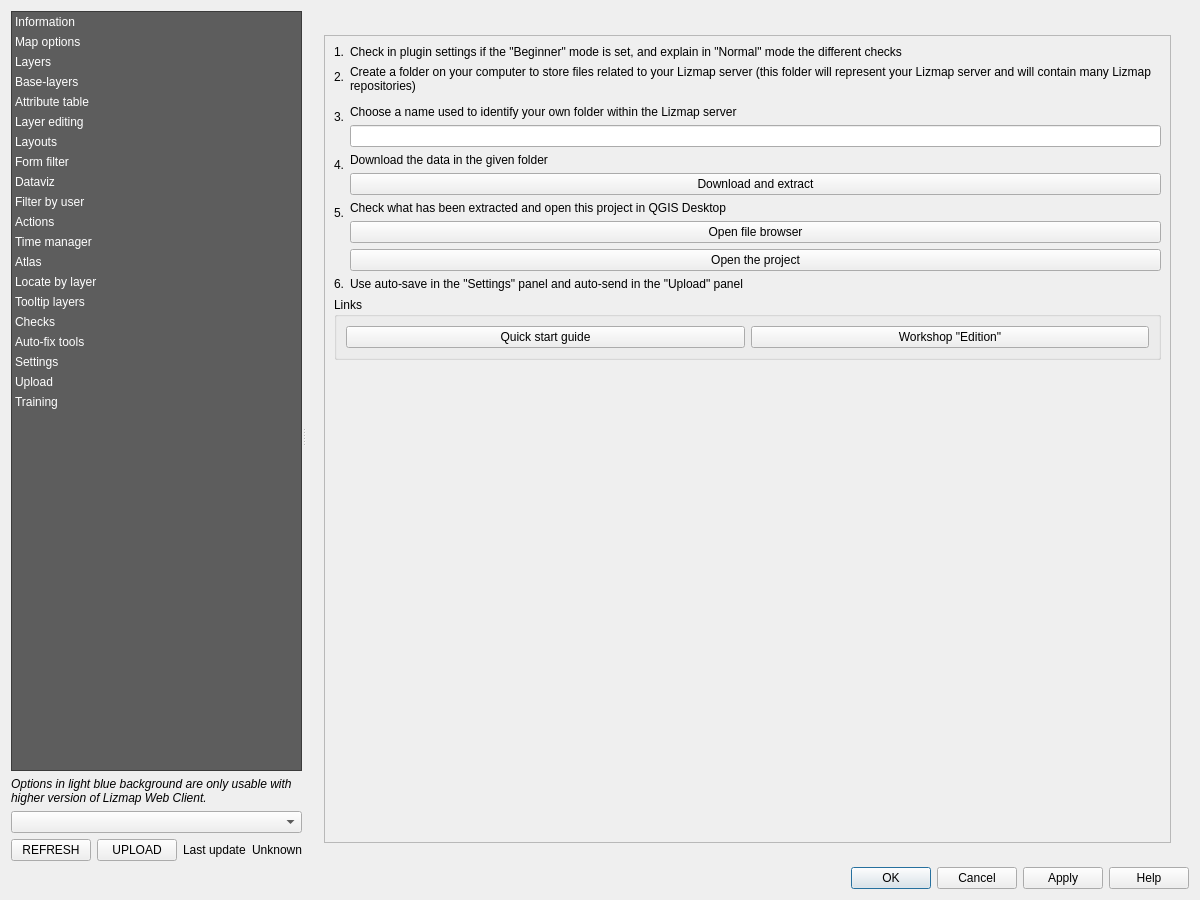
This is lizmap/resources/ui/ui_lizmap.ui in 3liz/lizmap-plugin as Qt 5 draws it before an edit. The edited form follows.
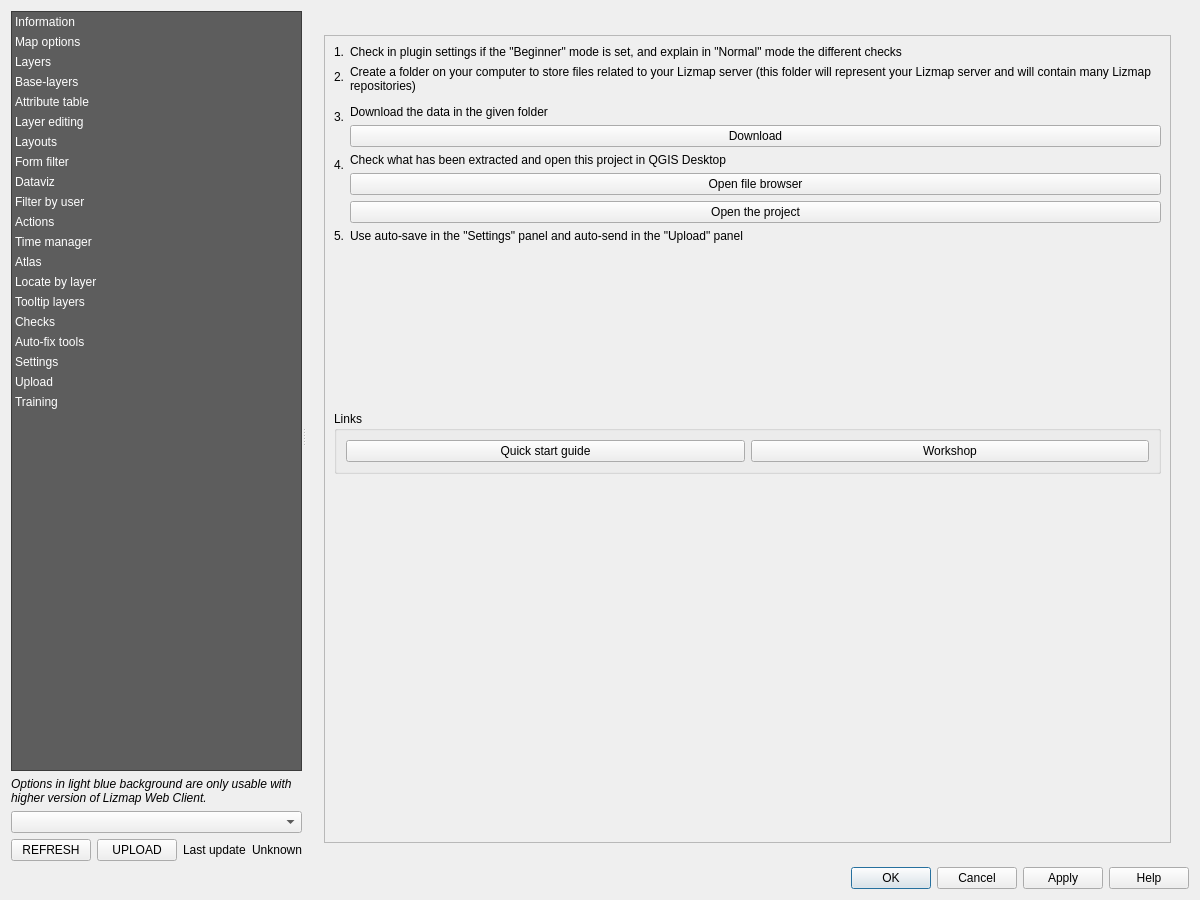
This is the edited form. The open tabs and pages were chosen to show the change. Custom widgets are drawn as their Qt base class.

The edit to the form file:
```diff
--- a/lizmap/resources/ui/ui_lizmap.ui
+++ b/lizmap/resources/ui/ui_lizmap.ui
@@ -5126,6 +5126,25 @@
               </property>
               <layout class="QVBoxLayout" name="verticalLayout_83">
                <item>
+                <widget class="QStackedWidget" name="workshop_type">
+                 <property name="currentIndex">
+                  <number>1</number>
+                 </property>
+                 <widget class="QWidget" name="training_panel">
+                  <layout class="QVBoxLayout" name="verticalLayout_88">
+                   <property name="leftMargin">
+                    <number>0</number>
+                   </property>
+                   <property name="topMargin">
+                    <number>0</number>
+                   </property>
+                   <property name="rightMargin">
+                    <number>0</number>
+                   </property>
+                   <property name="bottomMargin">
+                    <number>0</number>
+                   </property>
+                   <item>
                 <layout class="QFormLayout" name="formLayout_2">
                  <item row="0" column="1">
                   <widget class="QLabel" name="label_52">
@@ -5259,6 +5278,139 @@
                  </item>
                 </layout>
                </item>
+                  </layout>
+                 </widget>
+                 <widget class="QWidget" name="quick_workshop_panel">
+                  <layout class="QVBoxLayout" name="verticalLayout_90">
+                   <property name="leftMargin">
+                    <number>0</number>
+                   </property>
+                   <property name="topMargin">
+                    <number>0</number>
+                   </property>
+                   <property name="rightMargin">
+                    <number>0</number>
+                   </property>
+                   <property name="bottomMargin">
+                    <number>0</number>
+                   </property>
+                   <item>
+                    <layout class="QFormLayout" name="formLayout_8">
+                     <item row="0" column="0">
+                      <widget class="QLabel" name="label_85">
+                       <property name="text">
+                        <string notr="true">1.</string>
+                       </property>
+                      </widget>
+                     </item>
+                     <item row="0" column="1">
+                      <widget class="QLabel" name="label_53">
+                       <property name="text">
+                        <string>Check in plugin settings if the &quot;Beginner&quot; mode is set, and explain in &quot;Normal&quot; mode the different checks</string>
+                       </property>
+                      </widget>
+                     </item>
+                     <item row="1" column="0">
+                      <widget class="QLabel" name="label_88">
+                       <property name="text">
+                        <string notr="true">2.</string>
+                       </property>
+                      </widget>
+                     </item>
+                     <item row="1" column="1">
+                      <layout class="QVBoxLayout" name="verticalLayout_89">
+                       <item>
+                        <widget class="QLabel" name="label_89">
+                         <property name="text">
+                          <string>Create a folder on your computer to store files related to your Lizmap server (this folder will represent your Lizmap server and will contain many Lizmap repositories)</string>
+                         </property>
+                         <property name="wordWrap">
+                          <bool>true</bool>
+                         </property>
+                        </widget>
+                       </item>
+                       <item>
+                        <widget class="QgsFileWidget" name="path_training_folder_qgs"/>
+                       </item>
+                      </layout>
+                     </item>
+                     <item row="2" column="0">
+                      <widget class="QLabel" name="label_93">
+                       <property name="text">
+                        <string notr="true">3.</string>
+                       </property>
+                      </widget>
+                     </item>
+                     <item row="2" column="1">
+                      <layout class="QVBoxLayout" name="verticalLayout_91">
+                       <item>
+                        <widget class="QLabel" name="label_94">
+                         <property name="text">
+                          <string>Download the data in the given folder</string>
+                         </property>
+                        </widget>
+                       </item>
+                       <item>
+                        <widget class="QPushButton" name="download_training_data_qgs">
+                         <property name="text">
+                          <string>Download</string>
+                         </property>
+                        </widget>
+                       </item>
+                      </layout>
+                     </item>
+                     <item row="3" column="0">
+                      <widget class="QLabel" name="label_96">
+                       <property name="text">
+                        <string notr="true">4.</string>
+                       </property>
+                      </widget>
+                     </item>
+                     <item row="3" column="1">
+                      <layout class="QVBoxLayout" name="verticalLayout_92">
+                       <item>
+                        <widget class="QLabel" name="label_95">
+                         <property name="text">
+                          <string>Check what has been extracted and open this project in QGIS Desktop</string>
+                         </property>
+                        </widget>
+                       </item>
+                       <item>
+                        <widget class="QPushButton" name="open_training_folder_qgs">
+                         <property name="text">
+                          <string>Open file browser</string>
+                         </property>
+                        </widget>
+                       </item>
+                       <item>
+                        <widget class="QPushButton" name="open_training_project_qgs">
+                         <property name="text">
+                          <string>Open the project</string>
+                         </property>
+                        </widget>
+                       </item>
+                      </layout>
+                     </item>
+                     <item row="4" column="0">
+                      <widget class="QLabel" name="label_98">
+                       <property name="text">
+                        <string notr="true">5.</string>
+                       </property>
+                      </widget>
+                     </item>
+                     <item row="4" column="1">
+                      <widget class="QLabel" name="label_97">
+                       <property name="text">
+                        <string>Use auto-save in the &quot;Settings&quot; panel and auto-send in the &quot;Upload&quot; panel</string>
+                       </property>
+                      </widget>
+                     </item>
+                    </layout>
+                   </item>
+                  </layout>
+                 </widget>
+                </widget>
+               </item>
                <item>
                 <widget class="QGroupBox" name="group_links">
                  <property name="title">
@@ -5275,7 +5427,7 @@
                   <item>
                    <widget class="QPushButton" name="workshop_edition">
                     <property name="text">
-                     <string>Workshop &quot;Edition&quot;</string>
+                     <string>Workshop</string>
                     </property>
                    </widget>
                   </item>
```
Left out of the diff: 8 changed lines with no effect on the pictures. Lines whose indentation alone changed are shown as unchanged.
